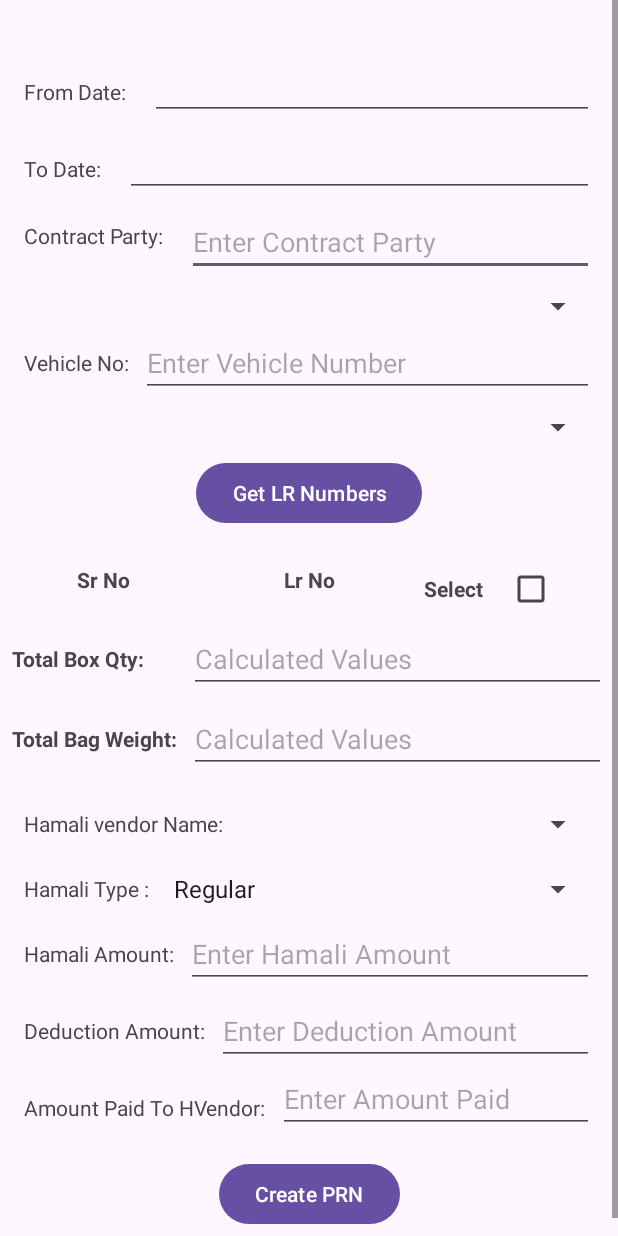
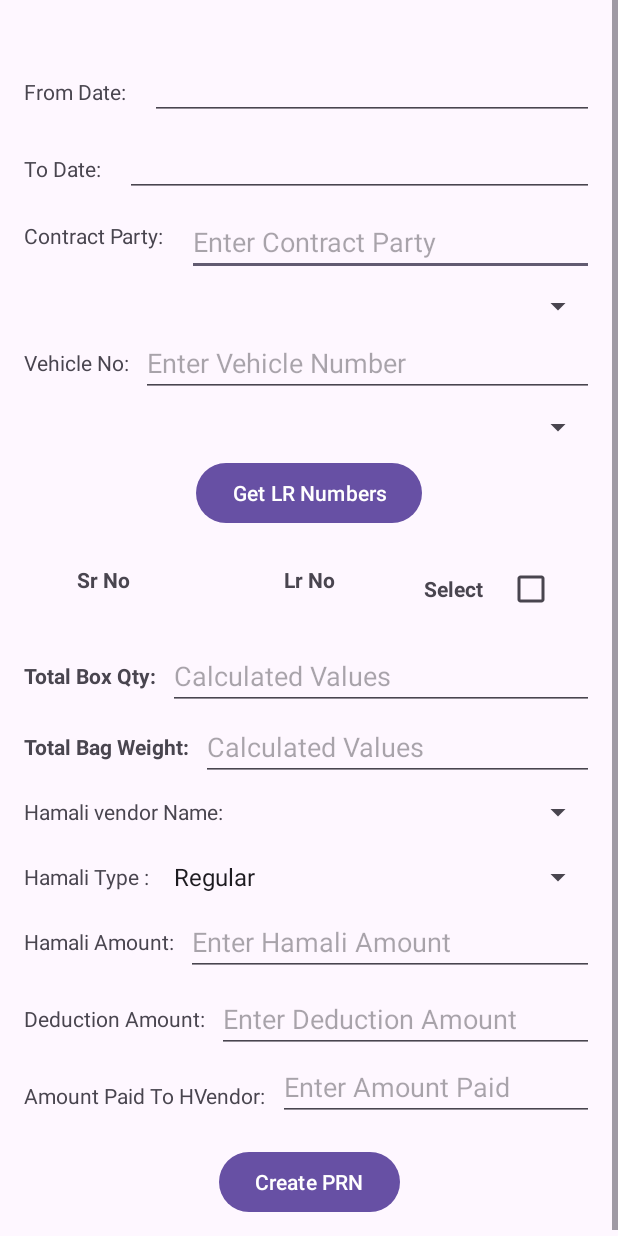
Before and after one commit to manoj2000-crypto/PRN-Android-App, an Android app: the MainActivity3 screen opened directly, with no data from a screen before it, on a phone screen of 412 x 824 dp. Run offline under Robolectric (Android 15) with nearby library versions, the phone set to English and light mode, and no system bars; 3 statements that could not run were skipped.

Commit message:
Modified activity_main3.xml file for UI changes , solve the issue with UI overriding programmatically

```diff
--- a/app/src/main/res/layout/activity_main3.xml
+++ b/app/src/main/res/layout/activity_main3.xml
@@ -161,7 +161,8 @@
             android:layout_width="match_parent"
             android:layout_height="wrap_content"
             android:layout_marginTop="16dp"
-            app:layout_constraintTop_toBottomOf="@id/getLRNOButton">
+            app:layout_constraintTop_toBottomOf="@id/getLRNOButton"
+            android:layout_above="@id/totalBoxQtyTextView">
 
             <TableLayout
                 android:id="@+id/tableLayout"
@@ -218,23 +219,21 @@
 
                     </LinearLayout>
                 </TableRow>
-
-                <!-- Row for Total Bax Qty -->
-                <TableRow
-                    android:layout_width="match_parent"
-                    android:layout_height="wrap_content"
-                    android:layout_marginStart="8dp"
-                    android:layout_marginEnd="8dp"
-                    android:layout_marginBottom="8dp"
-                    android:gravity="center_vertical">
+            </TableLayout>
+        </ScrollView>
 
                             <TextView
+                                android:id="@+id/totalBoxQtyTextView"
                                 android:layout_width="wrap_content"
                                 android:layout_height="wrap_content"
                                 android:layout_marginEnd="8dp"
+                                android:layout_marginStart="16dp"
+                                android:layout_marginTop="24dp"
                                 android:text="Total Box Qty:"
                                 android:textStyle="bold"
-                        tools:ignore="HardcodedText" />
+                                tools:ignore="HardcodedText"
+                                app:layout_constraintStart_toStartOf="parent"
+                                app:layout_constraintTop_toBottomOf="@id/scrollViewForTableLayout"/>
 
                             <EditText
                                 android:id="@+id/totalBoxQtyEditTextActivityThree"
@@ -243,24 +242,25 @@
                                 android:layout_weight="1"
                                 android:hint="Calculated Values"
                                 android:inputType="none"
+                                android:layout_marginStart="8dp"
+                                android:layout_marginEnd="16dp"
+                                app:layout_constraintBottom_toBottomOf="@id/totalBoxQtyTextView"
+                                app:layout_constraintEnd_toEndOf="parent"
+                                app:layout_constraintStart_toEndOf="@id/totalBoxQtyTextView"
+                                app:layout_constraintTop_toTopOf="@id/totalBoxQtyTextView"
                                 tools:ignore="HardcodedText" />
 
-                </TableRow>
-
-                <!-- Row for Total Bag Weight -->
-                <TableRow
-                    android:layout_width="match_parent"
-                    android:layout_height="wrap_content"
-                    android:layout_marginStart="8dp"
-                    android:layout_marginEnd="8dp"
-                    android:gravity="center_vertical">
-
                             <TextView
+                                android:id="@+id/totalBagWeighttextView"
                                 android:layout_width="wrap_content"
                                 android:layout_height="wrap_content"
                                 android:layout_marginEnd="8dp"
+                                android:layout_marginStart="16dp"
+                                android:layout_marginTop="28dp"
                                 android:text="Total Bag Weight:"
                                 android:textStyle="bold"
+                                app:layout_constraintStart_toStartOf="parent"
+                                app:layout_constraintTop_toBottomOf="@id/totalBoxQtyTextView"
                                 tools:ignore="HardcodedText" />
 
                             <EditText
@@ -270,11 +270,13 @@
                                 android:layout_weight="1"
                                 android:hint="Calculated Values"
                                 android:inputType="none"
+                                android:layout_marginStart="8dp"
+                                android:layout_marginEnd="16dp"
+                                app:layout_constraintBottom_toBottomOf="@id/totalBagWeighttextView"
+                                app:layout_constraintEnd_toEndOf="parent"
+                                app:layout_constraintStart_toEndOf="@id/totalBagWeighttextView"
+                                app:layout_constraintTop_toTopOf="@id/totalBagWeighttextView"
                                 tools:ignore="HardcodedText" />
-
-                </TableRow>
-            </TableLayout>
-        </ScrollView>
 
         <TextView
             android:id="@+id/hamaliVendorNameTextViewActivityThree"
@@ -284,7 +286,7 @@
             android:layout_marginTop="24dp"
             android:text="Hamali vendor Name:"
             app:layout_constraintStart_toStartOf="parent"
-            app:layout_constraintTop_toBottomOf="@id/scrollViewForTableLayout"
+            app:layout_constraintTop_toBottomOf="@id/totalBagWeighttextView"
             tools:ignore="HardcodedText" />
 
         <Spinner
```
Lines whose indentation alone changed are shown as unchanged.
